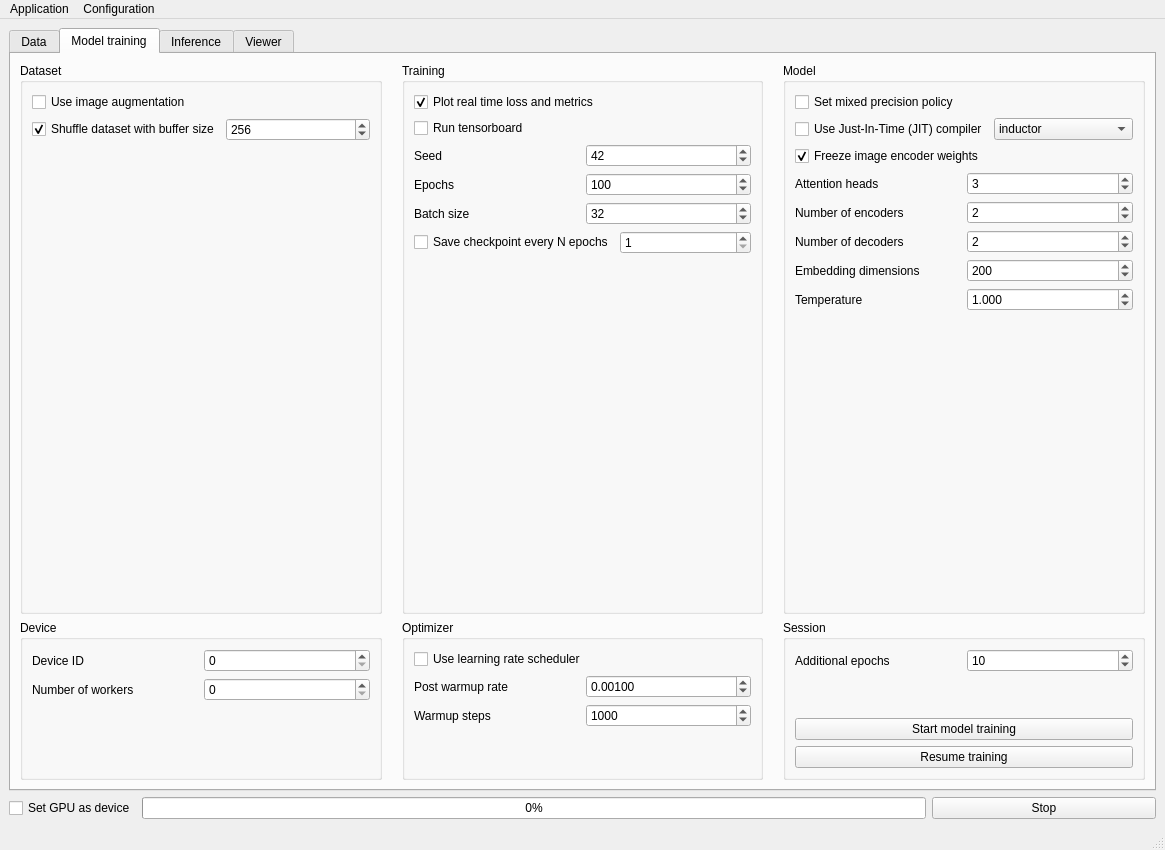
This is XREPORT/app/assets/window_layout.ui in CTCycle/XREPORT-radiological-reports-generator as Qt 5 draws it before an edit. The edited form follows.
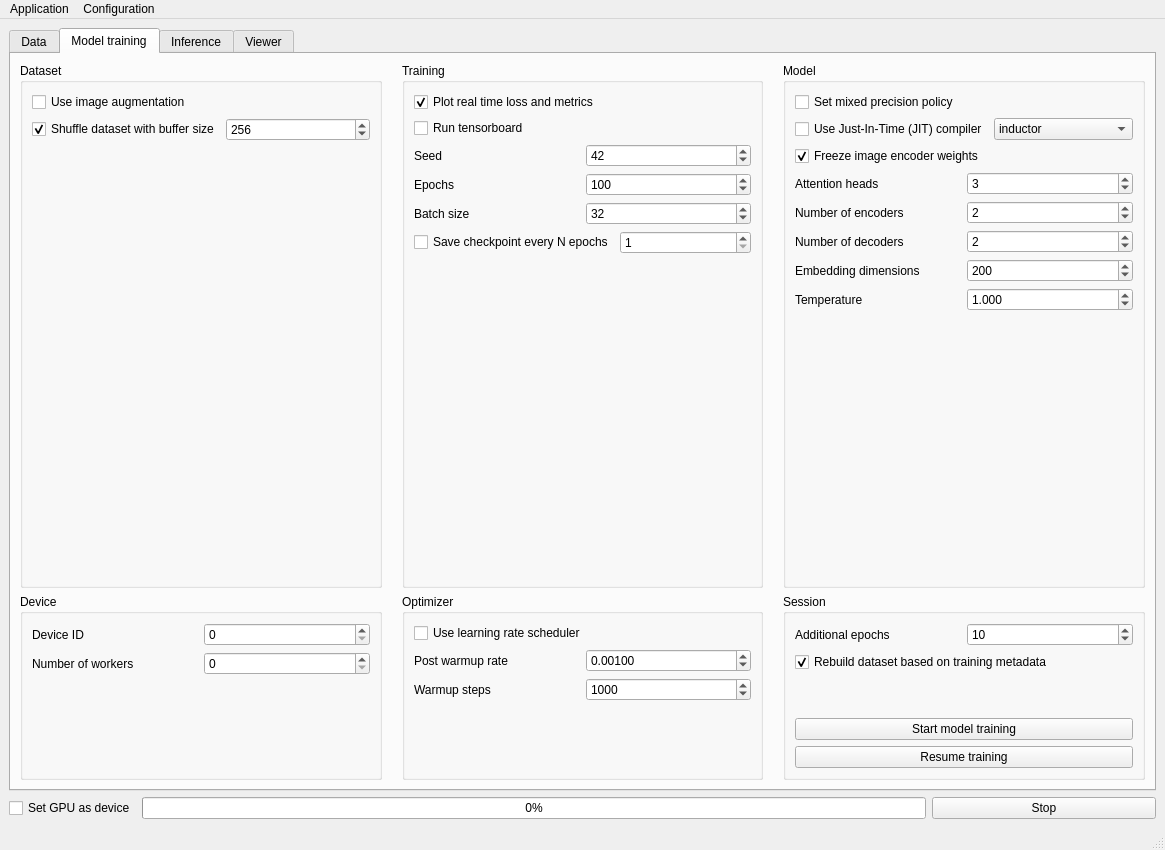
This is the edited form. The open tabs and pages were chosen to show the change.

Commit message: completed pipeline for dataset rebuilding if metadata is not compatible with current processed dataset

What changed in the file:
```diff
--- a/XREPORT/app/assets/window_layout.ui
+++ b/XREPORT/app/assets/window_layout.ui
@@ -344,6 +344,16 @@
                </item>
               </layout>
              </item>
+             <item>
+              <widget class="QCheckBox" name="rebuildDataset">
+               <property name="text">
+                <string>Rebuild dataset based on training metadata</string>
+               </property>
+               <property name="checked">
+                <bool>true</bool>
+               </property>
+              </widget>
+             </item>
              <item>
               <spacer name="verticalSpacer_7">
                <property name="orientation">
```
The commit also changes 8 other files.
